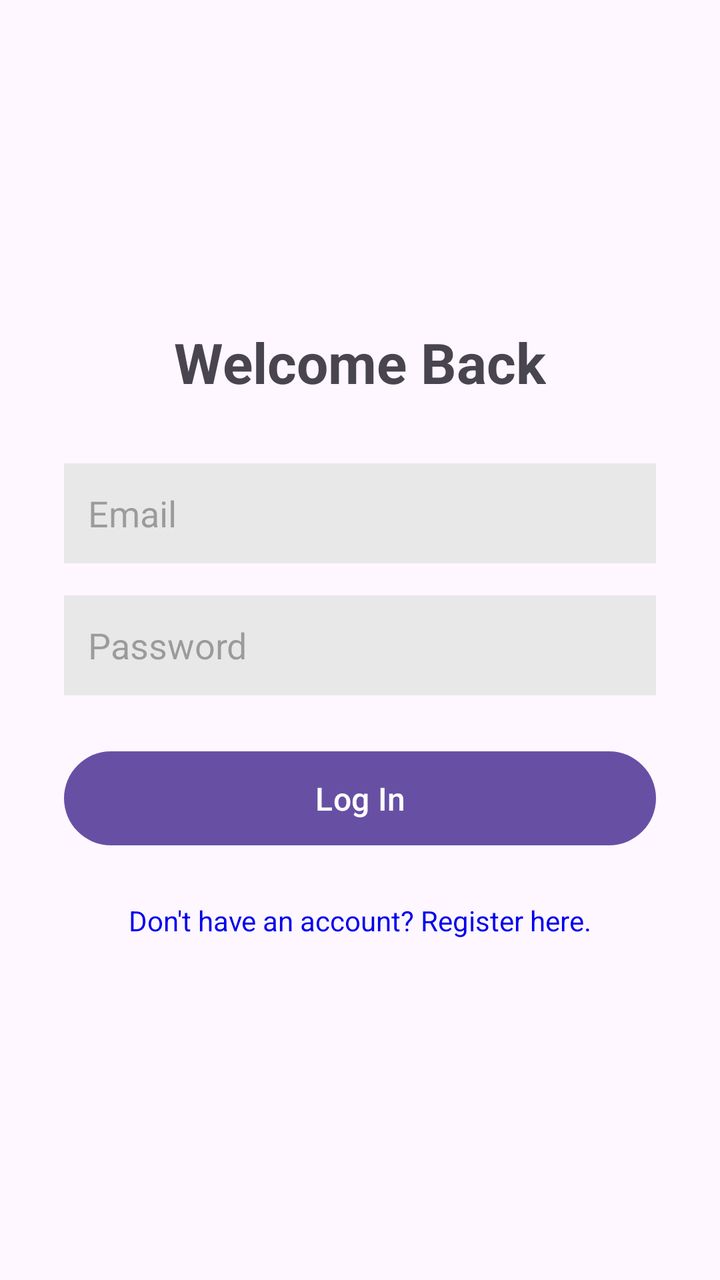
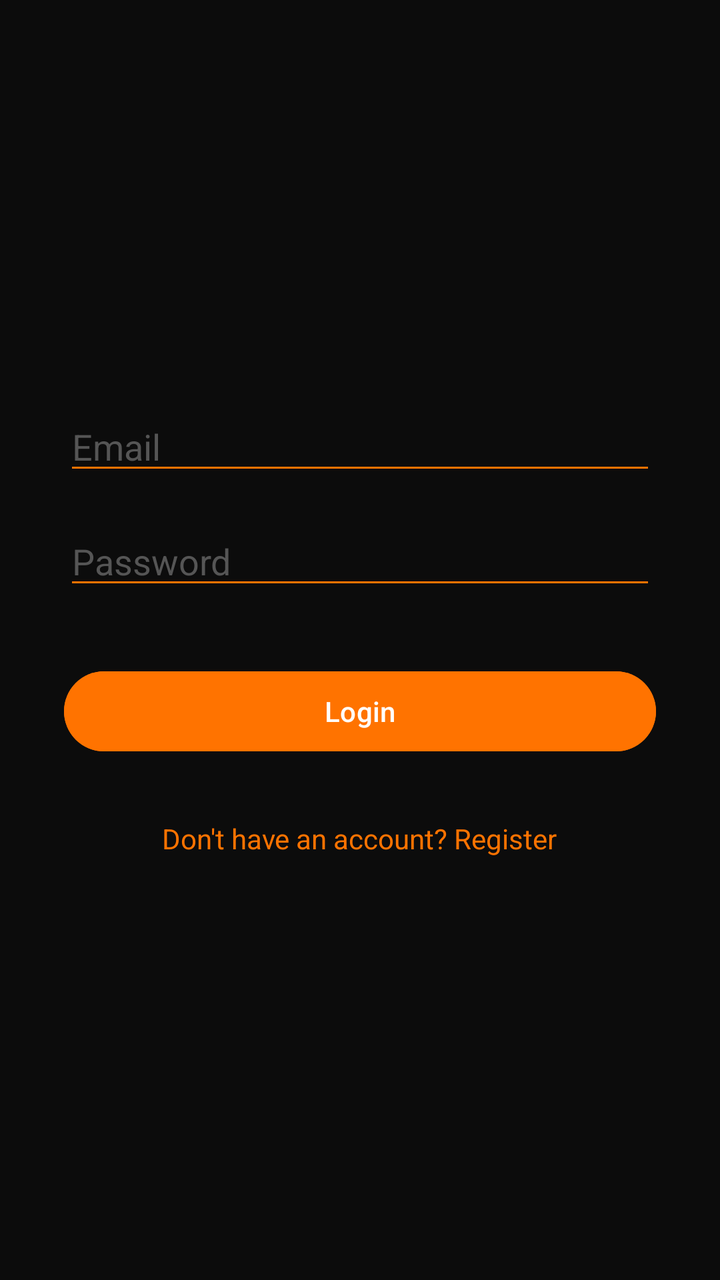

The first picture is an Android layout as it rendered before a commit; the second is the same layout after the commit. The layout source and the unified diff follow.
<!-- AndroidManifest.xml: application theme Theme.Pitica -->
<!-- res/layout/activity_login.xml -->
<?xml version="1.0" encoding="utf-8"?>
<LinearLayout xmlns:android="http://schemas.android.com/apk/res/android"
    android:layout_width="match_parent"
    android:layout_height="match_parent"
    android:orientation="vertical"
    android:padding="32dp"
    android:gravity="center">

    <TextView
        android:layout_width="wrap_content"
        android:layout_height="wrap_content"
        android:text="Welcome Back"
        android:textSize="28sp"
        android:textStyle="bold"
        android:layout_marginBottom="32dp"/>

    <EditText
        android:id="@+id/etEmailLogin"
        android:layout_width="match_parent"
        android:layout_height="50dp"
        android:hint="Email"
        android:inputType="textEmailAddress"
        android:background="#E8E8E8"
        android:padding="12dp"
        android:layout_marginBottom="16dp"/>

    <EditText
        android:id="@+id/etPasswordLogin"
        android:layout_width="match_parent"
        android:layout_height="50dp"
        android:hint="Password"
        android:inputType="textPassword"
        android:background="#E8E8E8"
        android:padding="12dp"
        android:layout_marginBottom="24dp"/>

    <Button
        android:id="@+id/btnLogin"
        android:layout_width="match_parent"
        android:layout_height="55dp"
        android:text="Log In"
        android:textSize="16sp"
        android:layout_marginBottom="16dp"/>

    <TextView
        android:id="@+id/tvGoToRegister"
        android:layout_width="wrap_content"
        android:layout_height="wrap_content"
        android:text="Don't have an account? Register here."
        android:textColor="#0000EE"
        android:padding="8dp"/>

</LinearLayout>
<!-- resources referenced by this layout -->
<resources>
  <style name="Theme.Pitica" parent="Base.Theme.Pitica" />
  <style name="Base.Theme.Pitica" parent="Theme.Material3.DayNight.NoActionBar">
          
          
      </style>
</resources>

<!-- the commit's change to res/layout/activity_login.xml (unified diff, before → after) -->
@@ -4,50 +4,48 @@
     android:layout_height="match_parent"
     android:orientation="vertical"
     android:padding="32dp"
-    android:gravity="center">
-
-    <TextView
-        android:layout_width="wrap_content"
-        android:layout_height="wrap_content"
-        android:text="Welcome Back"
-        android:textSize="28sp"
-        android:textStyle="bold"
-        android:layout_marginBottom="32dp"/>
+    android:gravity="center"
+    android:background="#0c0c0c">
 
     <EditText
-        android:id="@+id/etEmailLogin"
+        android:id="@+id/etEmail"
         android:layout_width="match_parent"
-        android:layout_height="50dp"
+        android:layout_height="wrap_content"
         android:hint="Email"
+        android:textColor="#FFFFFF"
+        android:textColorHint="#555555"
         android:inputType="textEmailAddress"
-        android:background="#E8E8E8"
-        android:padding="12dp"
-        android:layout_marginBottom="16dp"/>
+        android:backgroundTint="#FF7300" />
 
     <EditText
-        android:id="@+id/etPasswordLogin"
+        android:id="@+id/etPassword"
         android:layout_width="match_parent"
-        android:layout_height="50dp"
+        android:layout_height="wrap_content"
         android:hint="Password"
+        android:layout_marginTop="16dp"
+        android:textColor="#FFFFFF"
+        android:textColorHint="#555555"
         android:inputType="textPassword"
-        android:background="#E8E8E8"
-        android:padding="12dp"
-        android:layout_marginBottom="24dp"/>
+        android:backgroundTint="#FF7300" />
 
     <Button
         android:id="@+id/btnLogin"
         android:layout_width="match_parent"
-        android:layout_height="55dp"
-        android:text="Log In"
-        android:textSize="16sp"
-        android:layout_marginBottom="16dp"/>
+        android:layout_height="wrap_content"
+        android:layout_marginTop="32dp"
+        android:text="Login"
+        android:backgroundTint="#FF7300"
+        android:textColor="#FFFFFF"/>
 
     <TextView
         android:id="@+id/tvGoToRegister"
         android:layout_width="wrap_content"
         android:layout_height="wrap_content"
-        android:text="Don't have an account? Register here."
-        android:textColor="#0000EE"
-        android:padding="8dp"/>
+        android:text="Don't have an account? Register"
+        android:textColor="#FF7300"
+        android:textSize="14sp"
+        android:layout_marginTop="20dp"
+        android:layout_gravity="center"
+        android:padding="10dp" />
 
 </LinearLayout>
